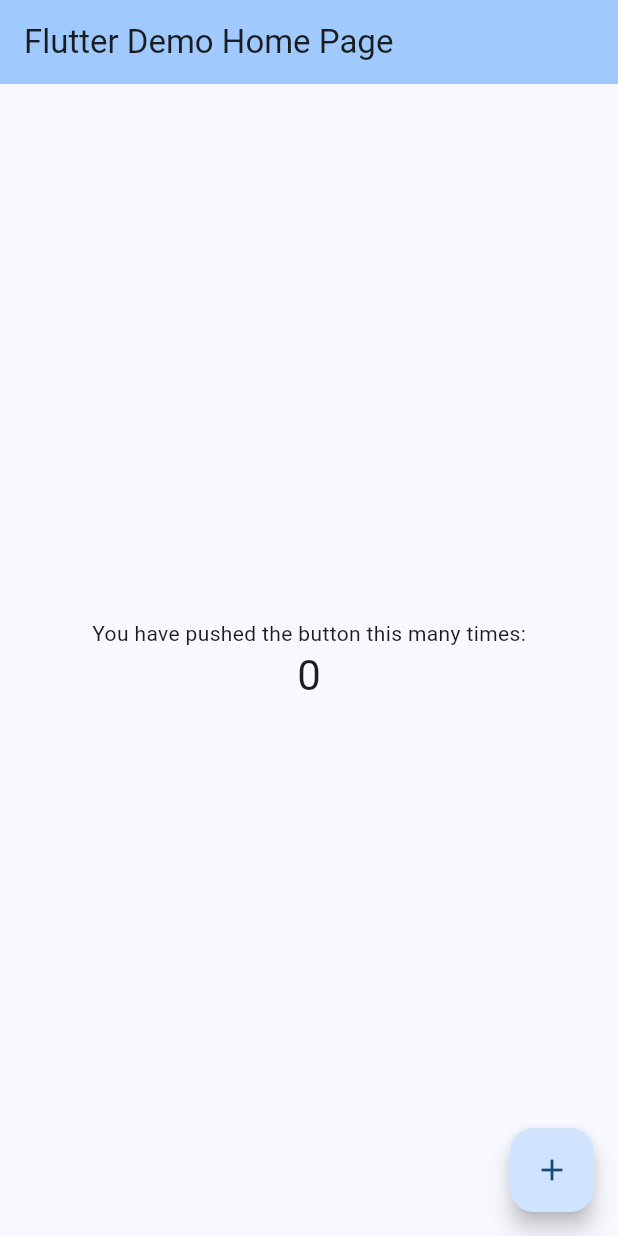
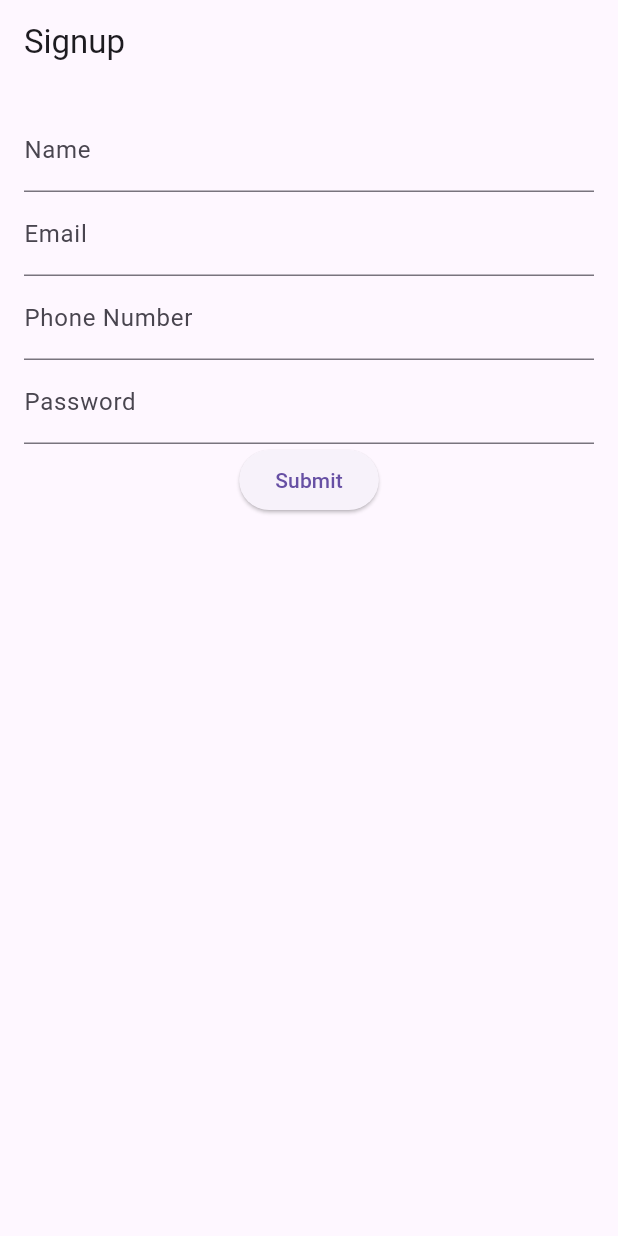
Before and after one commit to isaacwilhite/People-Q, a Flutter app: the screen it shows after launch, on a phone screen of 412 x 824 dp. Run offline on Flutter 3.47's test engine with Material 3 defaults, Android fonts, the phone set to English and light mode, and no system bars; our stand-ins replace flutter_secure_storage, sqflite, sqflite_common_ffi; accounts and stored records are empty.

```diff
--- a/lib/db/database.dart
+++ b/lib/db/database.dart
@@ -30,21 +30,30 @@ class DatabaseProvider {
     var dbPath = await getDatabasesPath();
     String path = join(dbPath, "People_Q.db");
     return await openDatabase(path, version: 1, onOpen: (db) {}, onCreate: (Database db, int version) async {
+      await db.execute("CREATE TABLE users("
+          "id INTEGER PRIMARY KEY AUTOINCREMENT,"
+          "name TEXT,"
+          "email TEXT UNIQUE,"
+          "phoneNumber TEXT,"
+          "password TEXT"
+          ")");
       await db.execute("CREATE TABLE contacts("
           "id INTEGER PRIMARY KEY AUTOINCREMENT,"
+          "userId INTEGER,"
           "name TEXT,"
           "birthday TEXT,"
           "picturePath TEXT,"
           "phoneNumber TEXT,"
           "bio TEXT,"
-          "timesInteractedWith INTEGER DEFAULT 0"
+          "timesInteractedWith INTEGER DEFAULT 0,"
+          "FOREIGN KEY(userId) REFERENCES users(id) ON DELETE CASCADE"
           ")");
       await db.execute("CREATE TABLE events("
           "eventId INTEGER PRIMARY KEY AUTOINCREMENT,"
           "contactId INTEGER,"
           "eventDate TEXT,"
           "description TEXT,"
-          "FOREIGN KEY(contactId) REFERENCES contacts(id)"
+          "FOREIGN KEY(contactId) REFERENCES contacts(id) ON DELETE CASCADE"
           ")");
     });
   }
--- /dev/null
+++ b/lib/db/models/user.dart
@@ -0,0 +1,29 @@
+class User {
+  final int? id;
+  final String name;
+  final String email;
+  final String phoneNumber;
+  final String password;
+
+  User({this.id, required this.name, required this.email, required this.phoneNumber, required this.password});
+
+  Map<String, dynamic> toMap() {
+    return {
+      'id': id,
+      'name': name,
+      'email': email,
+      'phoneNumber': phoneNumber,
+      'password': password,
+    };
+  }
+
+  static User fromMap(Map<String, dynamic> map) {
+    return User(
+      id: map['id'],
+      name: map['name'],
+      email: map['email'],
+      phoneNumber: map['phoneNumber'],
+      password: map['password'],
+    );
+  }
+}
--- a/lib/main.dart
+++ b/lib/main.dart
@@ -1,38 +1,26 @@
 import 'package:flutter/material.dart';
+import 'package:people_q/screens/signup.dart';
 import 'db/database.dart';
+import 'screens/home.dart';
+import './services/auth_services.dart';
 
-void main() {
-  runApp(const MyApp());
+void main() async {
+  WidgetsFlutterBinding.ensureInitialized();
+  final authService = AuthService();
+  final token = await authService.getToken();
+
+  runApp(MyApp(isLoggedIn: token != null));
 }
 
 class MyApp extends StatelessWidget {
-  const MyApp({super.key});
+  final bool isLoggedIn;
 
-  // This widget is the root of your application.
+  MyApp({required this.isLoggedIn});
+
   @override
   Widget build(BuildContext context) {
     return MaterialApp(
-      title: 'Flutter Demo',
-      theme: ThemeData(
-        // This is the theme of your application.
-        //
-        // TRY THIS: Try running your application with "flutter run". You'll see
-        // the application has a purple toolbar. Then, without quitting the app,
-        // try changing the seedColor in the colorScheme below to Colors.green
-        // and then invoke "hot reload" (save your changes or press the "hot
-        // reload" button in a Flutter-supported IDE, or press "r" if you used
-        // the command line to start the app).
-        //
-        // Notice that the counter didn't reset back to zero; the application
-        // state is not lost during the reload. To reset the state, use hot
-        // restart instead.
-        //
-        // This works for code too, not just values: Most code changes can be
-        // tested with just a hot reload.
-        colorScheme: ColorScheme.fromSeed(seedColor: Colors.blue),
-        useMaterial3: true,
-      ),
-      home: const MyHomePage(title: 'Flutter Demo Home Page'),
+      home: isLoggedIn ? HomePage() : SignupScreen(),
     );
   }
 }
--- /dev/null
+++ b/lib/screens/signup.dart
@@ -0,0 +1,71 @@
+import 'package:flutter/material.dart';
+import '../db/dao/user_dao.dart';
+import '../db/models/user.dart';
+import './home.dart';
+
+class SignupScreen extends StatefulWidget {
+  @override
+  _SignupScreenState createState() => _SignupScreenState();
+}
+
+class _SignupScreenState extends State<SignupScreen> {
+  final _formKey = GlobalKey<FormState>();
+  String _name = '';
+  String _email = '';
+  String _phoneNumber = '';
+  String _password = '';
+
+  void _submit() async {
+    if (_formKey.currentState!.validate()) {
+      _formKey.currentState!.save();
+      final user = User(name: _name, email: _email, phoneNumber: _phoneNumber, password: _password);
+      await UserDao().insertUser(user);
+      Navigator.pushReplacement(
+        context,
+        MaterialPageRoute(builder: (context) => HomePage()),
+      );
+    }
+  }
+
+  @override
+  Widget build(BuildContext context) {
+    return Scaffold(
+      appBar: AppBar(title: Text('Signup')),
+      body: Form(
+        key: _formKey,
+        child: SingleChildScrollView(
+          padding: EdgeInsets.all(16.0),
+          child: Column(
+            children: <Widget>[
+              TextFormField(
+                decoration: InputDecoration(labelText: 'Name'),
+                onSaved: (value) => _name = value!,
+                validator: (value) => value!.isEmpty ? 'Name cannot be empty' : null,
+              ),
+              TextFormField(
+                decoration: InputDecoration(labelText: 'Email'),
+                onSaved: (value) => _email = value!,
+                validator: (value) => value!.isEmpty ? 'Email cannot be empty' : null,
+              ),
+              TextFormField(
+                decoration: InputDecoration(labelText: 'Phone Number'),
+                onSaved: (value) => _phoneNumber = value!,
+                validator: (value) => value!.isEmpty ? 'Phone number cannot be empty' : null,
+              ),
+              TextFormField(
+                decoration: InputDecoration(labelText: 'Password'),
+                obscureText: true, // Hide input
+                onSaved: (value) => _password = value!,
+                validator: (value) => value!.isEmpty ? 'Password cannot be empty' : null,
+              ),
+              ElevatedButton(
+                onPressed: _submit,
+                child: Text('Submit'),
+              ),
+            ],
+          ),
+        ),
+      ),
+    );
+  }
+}
--- a/pubspec.yaml
+++ b/pubspec.yaml
@@ -32,6 +32,9 @@ dependencies:
     sdk: flutter
   sqflite: any
   path_provider: any
+  crypto: ^3.0.1
+  flutter_secure_storage: ^5.0.2
+  intl: ^0.17.0
 
   # The following adds the Cupertino Icons font to your application.
   # Use with the CupertinoIcons class for iOS style icons.
```
Also changed, not shown: lib/db/dao/user_dao.dart (added, +57 -0 lines), lib/screens/home.dart (+135 -0 lines), lib/screens/week_view_screen.dart (added, +29 -0 lines), lib/services/auth_services.dart (added, +17 -0 lines), lib/widgets/bubble.dart (+22 -0 lines), lib/widgets/day_view.dart (added, +25 -0 lines), lib/widgets/draggable_contact.dart (added, +18 -0 lines), lib/constants/app_constants.dart (added), lib/constants/colors.dart (added), lib/constants/styles.dart (added), lib/services/contact_service.dart (added), lib/services/event_service.dart (added), lib/utils/dat_utils.dart (added), lib/utils/validation_utils.dart (added), 1 more files, 7 other files.
